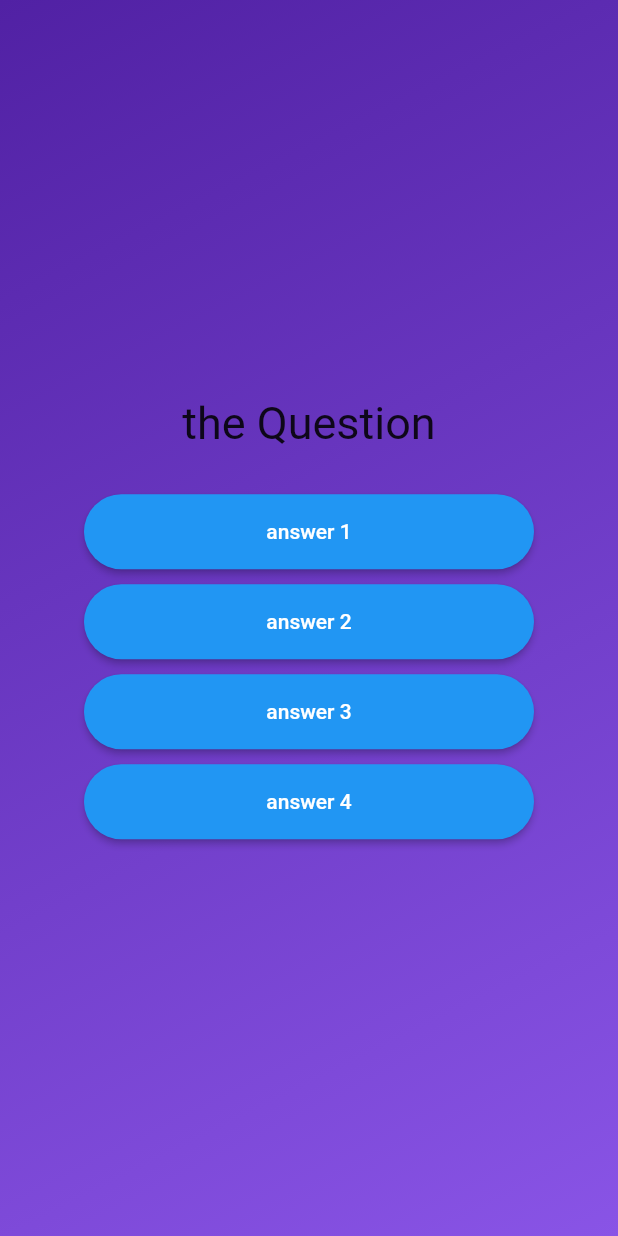
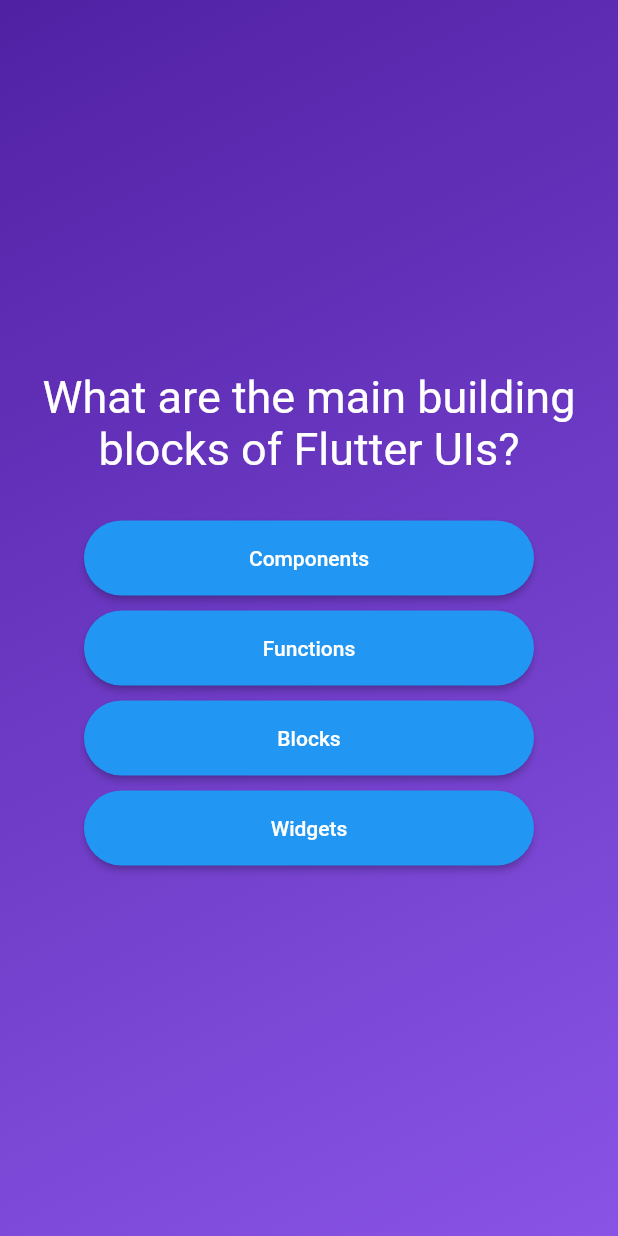
Before and after one commit to OmarMasoud3/flutterProjects, a Flutter app: the screen it shows after launch, after a tap on "Start Quiz", on a phone screen of 412 x 824 dp. Run offline on Flutter 3.47's test engine with Material 2 defaults, Android fonts, the phone set to English and light mode, and no system bars.

Commit message:
Add answers shuffle functionality

```diff
--- a/quiz_app/lib/questions_screen.dart
+++ b/quiz_app/lib/questions_screen.dart
@@ -1,5 +1,9 @@
 import 'package:flutter/material.dart';
 import 'package:quiz_app/question_buttons.dart';
+import 'package:quiz_app/data/questions.dart';
+import 'dart:math';
+
+Object randomizer = Random();
 
 class QuestionsScreen extends StatefulWidget {
   const QuestionsScreen({super.key});
@@ -13,30 +17,33 @@ class QuestionsScreen extends StatefulWidget {
 class _QuestionsScreenState extends State<QuestionsScreen> {
   @override
   Widget build(context) {
-    return const Center(
+    var order = [0, 1, 2, 3];
+    order.shuffle();
+    return Center(
       child: Column(
         mainAxisAlignment: MainAxisAlignment.center,
         children: [
           Text(
-            "the Question",
-            style: TextStyle(fontSize: 30),
+            questions[0].text,
+            textAlign: TextAlign.center,
+            style: const TextStyle(fontSize: 30, color: Colors.white),
           ),
-          SizedBox(
+          const SizedBox(
             height: 30,
           ),
-          QuestionButton(answer: "answer 1"),
-          SizedBox(
+          QuestionButton(answer: questions[0].answers[order[0]]),
+          const SizedBox(
             height: 10,
           ),
-          QuestionButton(answer: "answer 2"),
-          SizedBox(
+          QuestionButton(answer: questions[0].answers[order[1]]),
+          const SizedBox(
             height: 10,
           ),
-          QuestionButton(answer: "answer 3"),
-          SizedBox(
+          QuestionButton(answer: questions[0].answers[order[2]]),
+          const SizedBox(
             height: 10,
           ),
-          QuestionButton(answer: "answer 4"),
+          QuestionButton(answer: questions[0].answers[order[3]]),
         ],
       ),
     );
```
